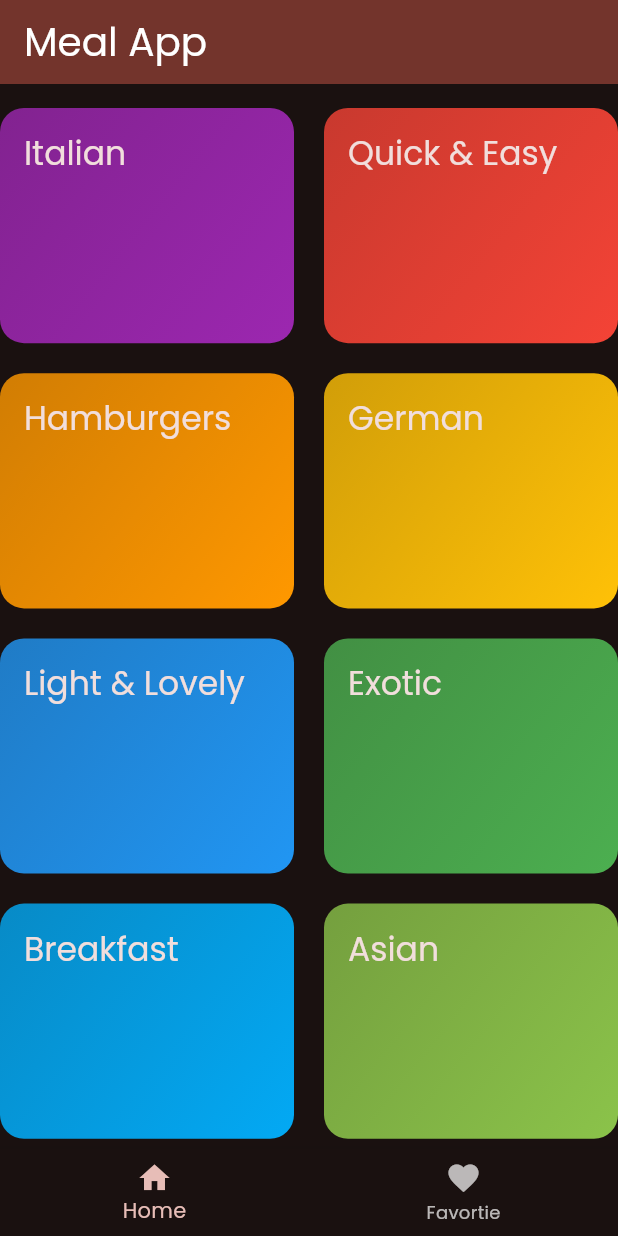
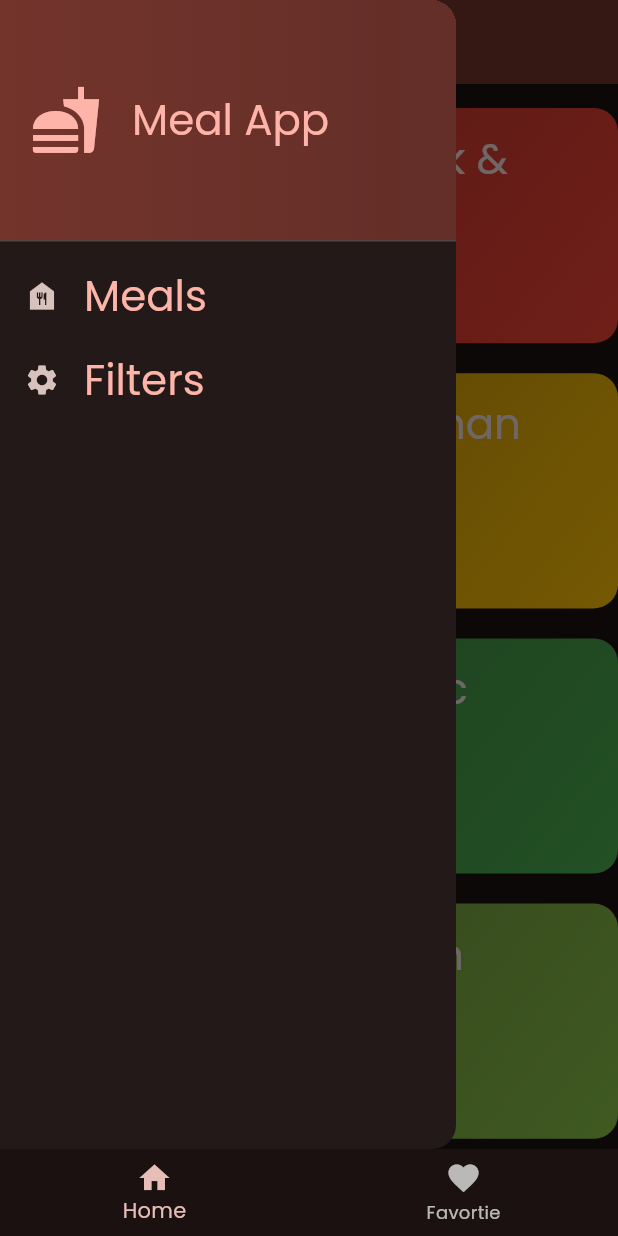
Before and after one commit to riahimedyassin/meal-app, a Flutter app: the screen it shows after launch, with the side drawer open (before the commit the screen has no drawer), on a phone screen of 412 x 824 dp. Run offline on Flutter 3.47's test engine with Material 3 defaults, Android fonts, the phone set to English and light mode, and no system bars; our stand-ins replace google_fonts, transparent_image.

Commit message:
Added a drawer

```diff
--- a/lib/screens/categories.screen.dart
+++ b/lib/screens/categories.screen.dart
@@ -2,6 +2,7 @@ import 'package:flutter/material.dart';
 import 'package:meal_app/data/dummy_data.dart';
 import 'package:meal_app/models/meal.dart';
 import 'package:meal_app/widgets/category_item.dart';
+import 'package:meal_app/widgets/main_drawer.dart';
 
 class Categories extends StatelessWidget {
   const Categories({required this.toggleMeal, super.key});
@@ -19,6 +20,7 @@ class Categories extends StatelessWidget {
           ),
         ),
       ),
+      drawer: const MainDrawer(),
       body: Container(
         margin: const EdgeInsets.only(top: 16),
         child: GridView(
--- /dev/null
+++ b/lib/screens/filters.screen.dart
@@ -0,0 +1,22 @@
+import 'package:flutter/material.dart';
+import 'package:meal_app/widgets/main_drawer.dart';
+
+class Filters extends StatefulWidget {
+  const Filters({super.key});
+
+  @override
+  State<Filters> createState() => _FiltersState();
+}
+
+class _FiltersState extends State<Filters> {
+  @override
+  Widget build(BuildContext context) {
+    return Scaffold(
+      appBar: AppBar(
+        title: const Text("Filters"),
+      ),
+      drawer: const MainDrawer(),
+      body: Column(),
+    );
+  }
+}
--- a/lib/screens/tabs.screen.dart
+++ b/lib/screens/tabs.screen.dart
@@ -3,6 +3,7 @@ import 'dart:developer';
 import 'package:flutter/material.dart';
 import 'package:meal_app/models/meal.dart';
 import 'package:meal_app/screens/categories.screen.dart';
+import 'package:meal_app/screens/filters.screen.dart';
 import 'package:meal_app/screens/meals.screen.dart';
 
 class Tabs extends StatefulWidget {
@@ -43,6 +44,7 @@ class _TabsState extends State<Tabs> {
     );
   }
 
+
   @override
   Widget build(BuildContext context) {
     Widget activePage = Categories(
--- a/lib/themes/theme.dart
+++ b/lib/themes/theme.dart
@@ -15,7 +15,9 @@ final theme = ThemeData(
     ),
   ),
   textTheme: TextTheme(
-    titleLarge: GoogleFonts.poppins(),
+    titleLarge: GoogleFonts.poppins(
+      fontSize: 28
+    ),
     bodyMedium: GoogleFonts.poppins(),
     bodySmall: GoogleFonts.poppins()
   ),
--- /dev/null
+++ b/lib/widgets/main_drawer.dart
@@ -0,0 +1,77 @@
+import 'package:flutter/material.dart';
+import 'package:meal_app/screens/filters.screen.dart';
+import 'package:meal_app/screens/tabs.screen.dart';
+
+class MainDrawer extends StatelessWidget {
+  const MainDrawer({super.key});
+
+  @override
+  Widget build(BuildContext context) {
+    final colorShema = Theme.of(context).colorScheme;
+    return Drawer(
+      child: Column(
+        children: [
+          DrawerHeader(
+            padding: const EdgeInsets.all(20),
+            decoration: BoxDecoration(
+              gradient: LinearGradient(
+                colors: [
+                  colorShema.primaryContainer,
+                  colorShema.primaryContainer.withOpacity(0.8)
+                ],
+              ),
+            ),
+            child: Row(
+              children: [
+                Icon(
+                  Icons.fastfood,
+                  size: 48,
+                  color: colorShema.primary,
+                ),
+                const SizedBox(
+                  width: 20,
+                ),
+                Text(
+                  "Meal App",
+                  style: Theme.of(context)
+                      .textTheme
+                      .titleLarge!
+                      .copyWith(color: colorShema.primary),
+                )
+              ],
+            ),
+          ),
+          ListTile(
+            onTap: () {
+              Navigator.pushReplacement(
+                  context, MaterialPageRoute(builder: (ctx) => const Tabs()));
+            },
+            leading: const Icon(Icons.food_bank),
+            title: Text("Meals",
+                style: Theme.of(context)
+                    .textTheme
+                    .titleLarge!
+                    .copyWith(color: colorShema.primary)),
+          ),
+          ListTile(
+            onTap: () {
+              Navigator.pop(context);
+              Navigator.pushReplacement(
+                context,
+                MaterialPageRoute(
+                  builder: (ctx) => const Filters(),
+                ),
+              );
+            },
+            leading: const Icon(Icons.settings),
+            title: Text("Filters",
+                style: Theme.of(context)
+                    .textTheme
+                    .titleLarge!
+                    .copyWith(color: colorShema.primary)),
+          )
+        ],
+      ),
+    );
+  }
+}
```
